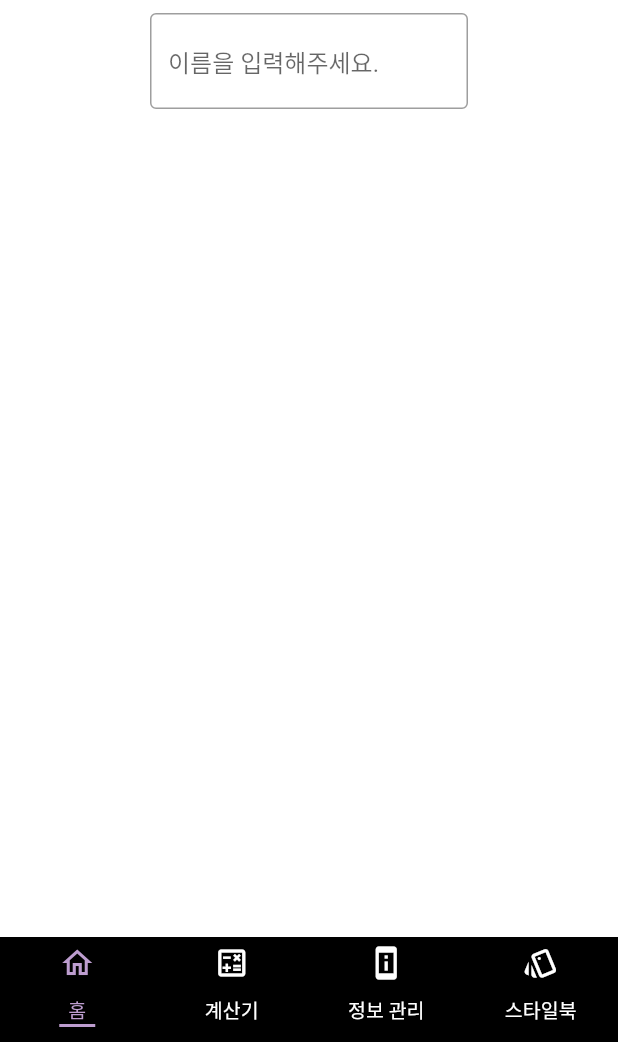
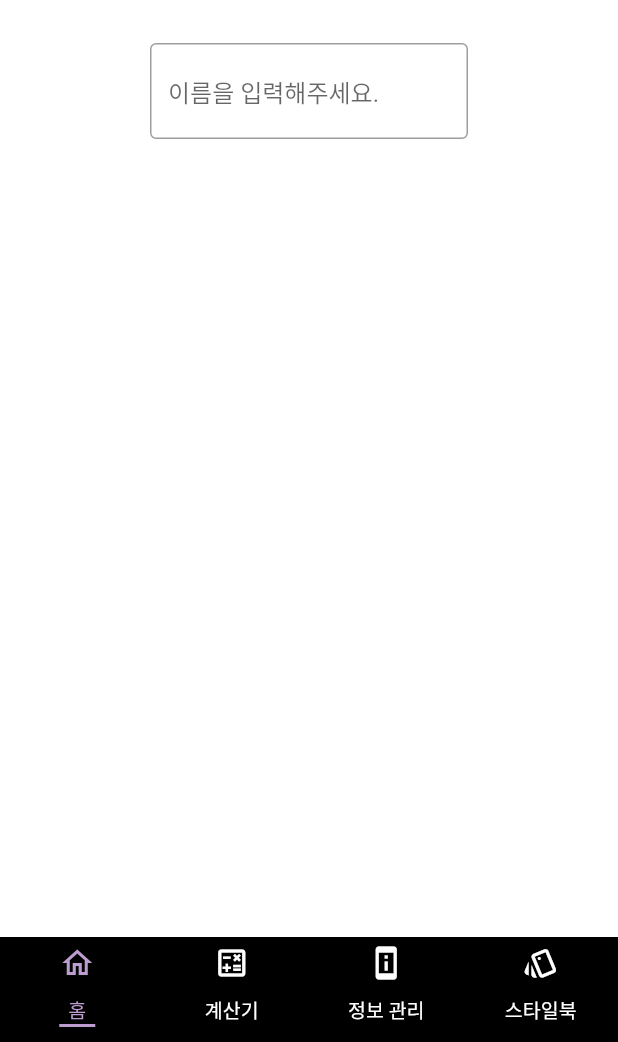
Before and after one commit to kimshinseung/Hair-Designer-app, a Flutter app: the screen it shows after launch, on a phone screen of 412 x 824 dp, the part 194-1236 px from its top. Run offline on Flutter 3.47's test engine with Material 2 defaults, Android fonts, the phone set to English and light mode, and no system bars; our stand-ins replace image_picker.

Commit message:
change issue

```diff
--- a/lib/Home/home.dart
+++ b/lib/Home/home.dart
@@ -65,6 +65,7 @@ class _HomePageState extends State<HomePage> {
             ),
           ],
         ),
+        SizedBox(height: 20,),
         const Padding(
           padding: EdgeInsets.symmetric(horizontal:100,vertical: 0),
           child: TextField(
@@ -76,7 +77,7 @@ class _HomePageState extends State<HomePage> {
           ),
         ),
         Container(
-          height: 549,
+          height: 529,
           child: ListView.separated(
             scrollDirection: Axis.vertical,
             padding: EdgeInsets.all(10),
--- a/lib/HomeScreen.dart
+++ b/lib/HomeScreen.dart
@@ -21,6 +21,7 @@ class _HomeScreenState extends State<HomeScreen> {
     return DefaultTabController(
       length: 4,
       child: Scaffold(
+        resizeToAvoidBottomInset: false,
         backgroundColor: Colors.white,
         // appBar: AppBar(
         //   elevation: 2, //음영 제거
--- a/lib/info/AddInfo.dart
+++ b/lib/info/AddInfo.dart
@@ -19,7 +19,6 @@ class _AddInfoState extends State<AddInfo> {
   @override
   Widget build(BuildContext context) {
     return Scaffold(
-      backgroundColor: Colors.white,
       body: Column(
         children: [
           const SizedBox(height: 60,),
--- a/lib/info/information.dart
+++ b/lib/info/information.dart
@@ -11,7 +11,6 @@ class information extends StatefulWidget {
 class _informationState extends State<information> {
   void addInfo() {
     setState(() {
-
     });
   }
 
```
Also changed, not shown: 2 other files.
